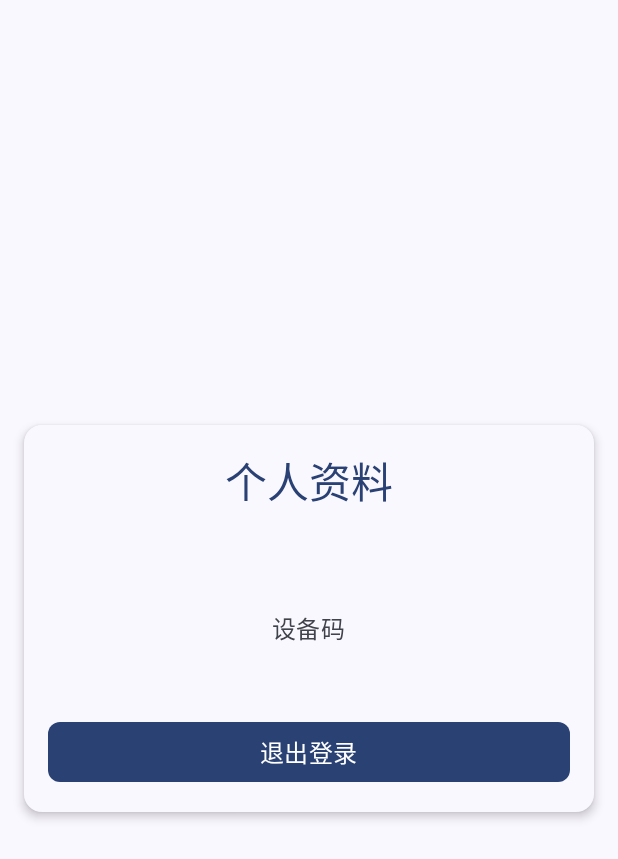
After one commit to samzong/demo-android, an Android app built with Jetpack Compose: the composable ProfileScreen called with empty values, on a phone screen of 412 x 824 dp. The commit adds this screen. Shown: the top 859 px of the screen. Run offline under Robolectric (Android 15) with nearby library versions, the phone set to English and light mode, and no system bars.

Commit message:
feat: Implement user profile screen, data persistence, and navigation improvements
-   Implemented a profile screen to display user information and a logout button.
-   Added data persistence using DataStore to manage login state and user information.
-   Created `UserPreferencesRepository` to handle DataStore interactions.
-   Implemented `MainViewModel` to manage the main screen's state, including username and selected tab.
-   Added navigation to the profile screen within the main bottom navigation bar.
-   Updated `LoginViewModel` to save login status and username upon successful login.
-   Modified `AppNavigation` to automatically navigate based on login state.
-   Added logic to clear the login state when the user logs out.
-   Updated string resources for the new UI elements and navigation items.
-   Implemented logic to obtain and display the device ID on the profile screen.
-   Added Hilt dependency injection for `UserPreferencesRepository`.
-   Refactored the `MainScreen` to support profile screen and state management.
-   Update `LoginScreen` to support DataStore save login status.
-   Update `MainActivity` to support DataStore.

Signed-off-by: samzong <samzong.lu@gmail.com>

```diff
--- a/app/build.gradle
+++ b/app/build.gradle
@@ -36,6 +36,7 @@ android {
         jvmTarget = '17'
         freeCompilerArgs += ["-Xjvm-default=all"]
         freeCompilerArgs += "-Xskip-metadata-version-check"
+        freeCompilerArgs += "-Xno-optimized-callable-references"
     }
     buildFeatures {
         compose true
@@ -88,6 +89,10 @@ dependencies {
     implementation "androidx.lifecycle:lifecycle-viewmodel-compose:$lifecycle_version"
     implementation "androidx.lifecycle:lifecycle-runtime-compose:$lifecycle_version"
 
+    // DataStore
+    implementation "androidx.datastore:datastore-preferences:1.1.0"
+    implementation "androidx.datastore:datastore-preferences-core:1.1.0"
+
     // Testing
     testImplementation "junit:junit:4.13.2"
     androidTestImplementation "androidx.test.ext:junit:1.2.1"
--- a/app/src/main/java/com/sample/demo/presentation/navigation/Screen.kt
+++ b/app/src/main/java/com/sample/demo/presentation/navigation/Screen.kt
@@ -8,5 +8,6 @@ sealed class Screen(val route: String) {
     sealed class MainTab(val route: String) {
         object WebSearch : MainTab("web_search")
         object Documentation : MainTab("documentation")
+        object Profile : MainTab("profile")
     }
 }
--- /dev/null
+++ b/app/src/main/java/com/sample/demo/presentation/screens/profile/ProfileScreen.kt
@@ -0,0 +1,100 @@
+package com.sample.demo.presentation.screens.profile
+
+import androidx.compose.foundation.layout.Arrangement
+import androidx.compose.foundation.layout.Column
+import androidx.compose.foundation.layout.Spacer
+import androidx.compose.foundation.layout.fillMaxSize
+import androidx.compose.foundation.layout.fillMaxWidth
+import androidx.compose.foundation.layout.height
+import androidx.compose.foundation.layout.padding
+import androidx.compose.foundation.shape.RoundedCornerShape
+import androidx.compose.material3.Button
+import androidx.compose.material3.Card
+import androidx.compose.material3.CardDefaults
+import androidx.compose.material3.MaterialTheme
+import androidx.compose.material3.Text
+import androidx.compose.runtime.Composable
+import androidx.compose.ui.Alignment
+import androidx.compose.ui.Modifier
+import androidx.compose.ui.res.stringResource
+import androidx.compose.ui.text.font.FontWeight
+import androidx.compose.ui.text.style.TextAlign
+import androidx.compose.ui.unit.dp
+import com.sample.demo.R
+
+@Composable
+fun ProfileScreen(
+    username: String,
+    deviceId: String,
+    onLogout: () -> Unit
+) {
+    Column(
+        modifier = Modifier
+            .fillMaxSize()
+            .padding(16.dp),
+        horizontalAlignment = Alignment.CenterHorizontally,
+        verticalArrangement = Arrangement.Center
+    ) {
+        // 用户信息卡片
+        Card(
+            modifier = Modifier.fillMaxWidth(),
+            shape = RoundedCornerShape(12.dp),
+            elevation = CardDefaults.cardElevation(
+                defaultElevation = 4.dp
+            ),
+            colors = CardDefaults.cardColors(
+                containerColor = MaterialTheme.colorScheme.surface
+            )
+        ) {
+            Column(
+                modifier = Modifier
+                    .fillMaxWidth()
+                    .padding(16.dp),
+                horizontalAlignment = Alignment.CenterHorizontally
+            ) {
+                Text(
+                    text = stringResource(R.string.profile_title),
+                    style = MaterialTheme.typography.headlineMedium,
+                    color = MaterialTheme.colorScheme.primary
+                )
+
+                Spacer(modifier = Modifier.height(16.dp))
+
+                // 用户名
+                Text(
+                    text = username,
+                    style = MaterialTheme.typography.titleLarge,
+                    fontWeight = FontWeight.Bold
+                )
+
+                Spacer(modifier = Modifier.height(24.dp))
+
+                // 设备码
+                Text(
+                    text = stringResource(R.string.device_id),
+                    style = MaterialTheme.typography.titleMedium,
+                    color = MaterialTheme.colorScheme.onSurfaceVariant
+                )
+
+                Text(
+                    text = deviceId,
+                    style = MaterialTheme.typography.bodyLarge,
+                    textAlign = TextAlign.Center,
+                    modifier = Modifier.padding(top = 4.dp, bottom = 24.dp)
+                )
+
+                // 退出登录按钮
+                Button(
+                    onClick = onLogout,
+                    modifier = Modifier.fillMaxWidth(),
+                    shape = RoundedCornerShape(8.dp)
+                ) {
+                    Text(
+                        text = stringResource(R.string.logout),
+                        style = MaterialTheme.typography.titleMedium
+                    )
+                }
+            }
+        }
+    }
+}
--- a/app/src/main/res/values/strings.xml
+++ b/app/src/main/res/values/strings.xml
@@ -20,4 +20,10 @@
     <!-- Tab导航相关 -->
     <string name="tab_web_search">搜索</string>
     <string name="tab_documentation">文档</string>
+    <string name="tab_profile">我的</string>
+
+    <!-- 个人资料页面 -->
+    <string name="profile_title">个人资料</string>
+    <string name="device_id">设备码</string>
+    <string name="logout">退出登录</string>
 </resources>
```
Also changed, not shown: app/src/main/java/com/sample/demo/data/UserPreferencesRepository.kt (added, +66 -0 lines), app/src/main/java/com/sample/demo/di/AppModule.kt (+12 -1 lines), app/src/main/java/com/sample/demo/presentation/MainActivity.kt (+7 -1 lines), app/src/main/java/com/sample/demo/presentation/navigation/AppNavigation.kt (+36 -5 lines), app/src/main/java/com/sample/demo/presentation/screens/login/LoginViewModel.kt (+9 -1 lines), app/src/main/java/com/sample/demo/presentation/screens/main/MainScreen.kt (+36 -10 lines), app/src/main/java/com/sample/demo/presentation/screens/main/MainViewModel.kt (added, +50 -0 lines).
